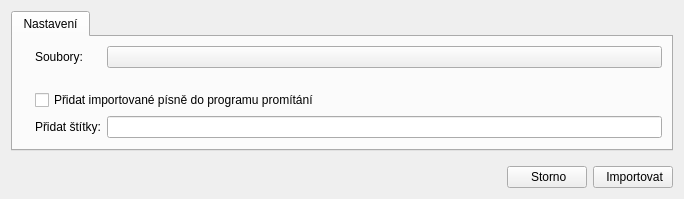
The window that src/importexport/opensongimportdialog.ui (CZDanol/StrawLumen) describes before a commit, drawn with Qt 5.
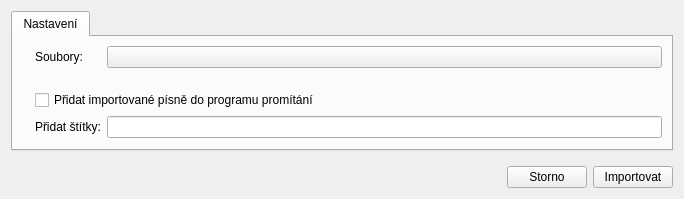
The same window after the commit. Icons and pictures are not drawn. Custom widgets are drawn as their Qt base class.

The edit to the form file:
```diff
--- a/src/importexport/opensongimportdialog.ui
+++ b/src/importexport/opensongimportdialog.ui
@@ -160,7 +160,7 @@
      <item>
       <widget class="QPushButton" name="btnClose">
        <property name="text">
-        <string> Storno</string>
+        <string>Storno</string>
        </property>
        <property name="icon">
         <iconset resource="../../res/resources.qrc">
@@ -174,7 +174,7 @@
      <item>
       <widget class="QPushButton" name="btnImport">
        <property name="text">
-        <string> Importovat</string>
+        <string>Importovat</string>
        </property>
        <property name="icon">
         <iconset resource="../../res/resources.qrc">
```
